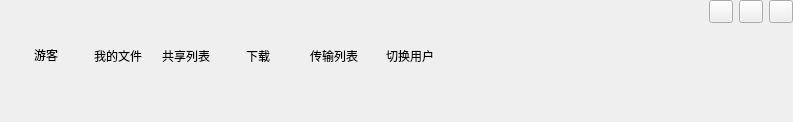
Above: logindialog/buttongroup.ui from sjp1237/Cloud-disk before the change. Below: the same form after it.
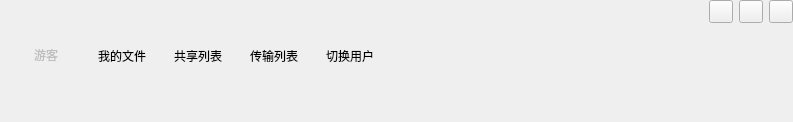
That is the form after the change. Icons and pictures are not drawn.

```diff
--- a/logindialog/buttongroup.ui
+++ b/logindialog/buttongroup.ui
@@ -28,6 +28,9 @@
    </property>
    <item>
     <widget class="QToolButton" name="user_btn">
+     <property name="enabled">
+      <bool>false</bool>
+     </property>
      <property name="minimumSize">
       <size>
        <width>70</width>
@@ -62,7 +65,7 @@
     <widget class="QToolButton" name="myfile_btn">
      <property name="minimumSize">
       <size>
-       <width>50</width>
+       <width>70</width>
        <height>50</height>
       </size>
      </property>
@@ -109,7 +112,7 @@
     <widget class="QToolButton" name="share_btn">
      <property name="minimumSize">
       <size>
-       <width>60</width>
+       <width>70</width>
        <height>75</height>
       </size>
      </property>
@@ -144,44 +147,6 @@
      </property>
     </widget>
    </item>
-   <item>
-    <widget class="QToolButton" name="load_btn">
-     <property name="minimumSize">
-      <size>
-       <width>70</width>
-       <height>75</height>
-      </size>
-     </property>
-     <property name="maximumSize">
-      <size>
-       <width>70</width>
-       <height>75</height>
-      </size>
-     </property>
-     <property name="styleSheet">
-      <string notr="true">font: 9pt &quot;黑体&quot;;</string>
-     </property>
-     <property name="text">
-      <string>下载</string>
-     </property>
-     <property name="icon">
-      <iconset resource="image.qrc">
-       <normaloff>:/res/title_hot.png</normaloff>:/res/title_hot.png</iconset>
-     </property>
-     <property name="iconSize">
-      <size>
-       <width>50</width>
-       <height>50</height>
-      </size>
-     </property>
-     <property name="toolButtonStyle">
-      <enum>Qt::ToolButtonTextUnderIcon</enum>
-     </property>
-     <property name="autoRaise">
-      <bool>true</bool>
-     </property>
-    </widget>
-   </item>
    <item>
     <widget class="QToolButton" name="tran_btn">
      <property name="minimumSize">
@@ -266,6 +231,9 @@
      <property name="orientation">
       <enum>Qt::Horizontal</enum>
      </property>
+     <property name="sizeType">
+      <enum>QSizePolicy::Expanding</enum>
+     </property>
      <property name="sizeHint" stdset="0">
       <size>
        <width>232</width>
```
